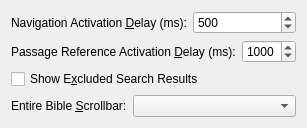
First picture: the form in programs/KJVCanOpener/ConfigBrowserOptions.ui, repository dewhisna/KingJamesPureBibleSearch, before the edit.
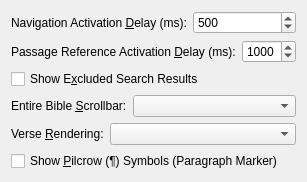
Second picture: the form after the edit. Custom widgets are drawn as their Qt base class.

Commit message: Added Verse Rending Mode selection for Verse-Per-Line vs. Free-Flow mode (defaulted it to Verse-Per-Line to satisfy the masses).  Added Show Pilcrow Markers enable/disable option.  Updated corresponding copy-text code for both.  This also required adding an addLineBreak handler in our HTML Markup Builder to output <br> tags for lineBreak(), not just end-of-paragraph newLine().

What changed in the file:
```diff
--- a/programs/KJVCanOpener/ConfigBrowserOptions.ui
+++ b/programs/KJVCanOpener/ConfigBrowserOptions.ui
@@ -119,6 +119,37 @@
      </item>
     </layout>
    </item>
+   <item row="4" column="0">
+    <layout class="QHBoxLayout" name="horizontalLayout_4">
+     <item>
+      <widget class="QLabel" name="lblVerseRenderingMode">
+       <property name="text">
+        <string>Verse &amp;Rendering:</string>
+       </property>
+       <property name="buddy">
+        <cstring>comboBoxVerseRenderingMode</cstring>
+       </property>
+      </widget>
+     </item>
+     <item>
+      <widget class="QComboBox" name="comboBoxVerseRenderingMode">
+       <property name="sizePolicy">
+        <sizepolicy hsizetype="Preferred" vsizetype="Fixed">
+         <horstretch>10</horstretch>
+         <verstretch>0</verstretch>
+        </sizepolicy>
+       </property>
+      </widget>
+     </item>
+    </layout>
+   </item>
+   <item row="5" column="0">
+    <widget class="QCheckBox" name="checkBoxShowPilcrowMarkers">
+     <property name="text">
+      <string>Show &amp;Pilcrow (¶) Symbols (Paragraph Marker)</string>
+     </property>
+    </widget>
+   </item>
   </layout>
  </widget>
  <customwidgets>
```
Left out of the diff: 2 changed lines with no effect on the pictures. The commit also changes 20 other files.
